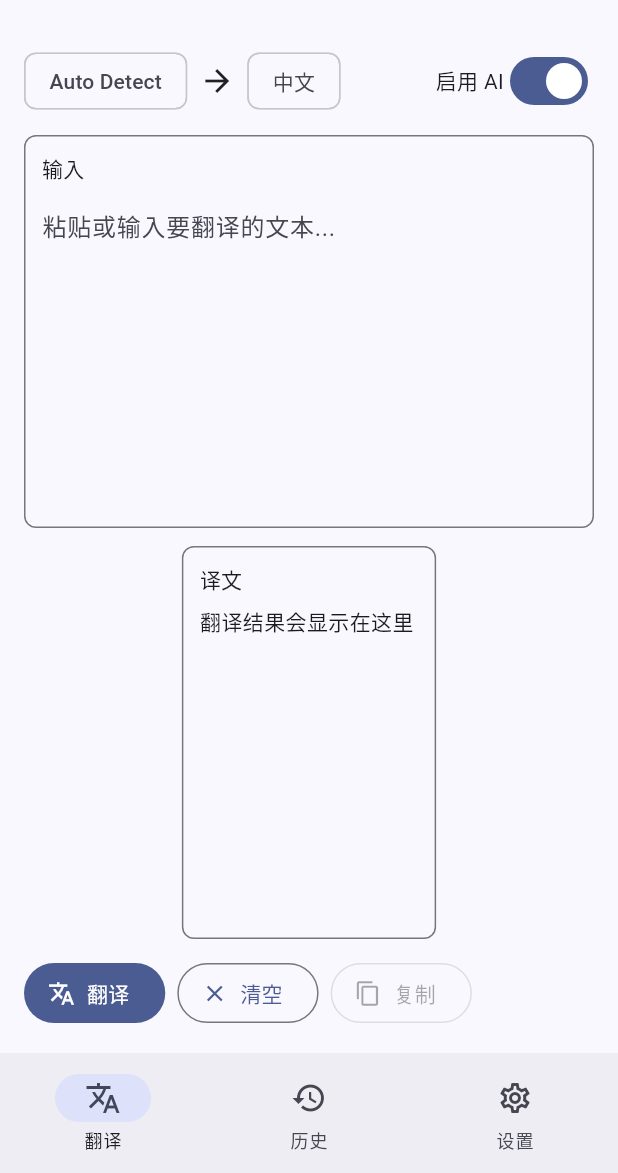
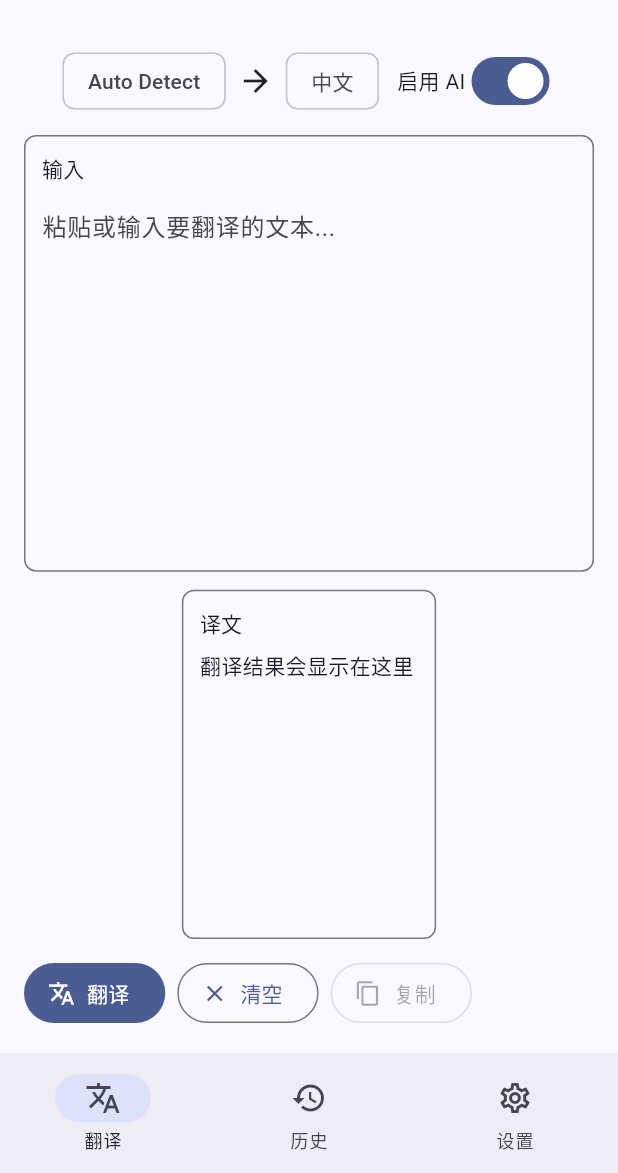
Before and after one commit to Ninwonk/ClearTranslate, a Flutter app: the screen it shows after launch, on a phone screen of 412 x 824 dp, the part 63-1236 px from its top. Run offline on Flutter 3.47's test engine with Material 3 defaults, Android fonts, the phone set to English and light mode, and no system bars; our stand-ins replace dio, flutter_markdown_plus, flutter_riverpod, flutter_secure_storage; missing offline and left inert: hotkey_manager, sqlite3, tray_manager, window_manager.

Commit message:
feat(phase5): add mobile responsive layout

```diff
--- a/lib/presentation/home/home_page.dart
+++ b/lib/presentation/home/home_page.dart
@@ -112,7 +112,8 @@ class _HomePageState extends ConsumerState<HomePage> {
                 ),
               ],
             ),
-            body: Padding(
+            body: SafeArea(
+              child: Padding(
                 padding: const EdgeInsets.all(16),
                 child: Column(
                   children: [
@@ -161,9 +162,9 @@ class _HomePageState extends ConsumerState<HomePage> {
 
                           return Column(
                             children: [
-                            Expanded(child: inputPanel),
+                              Expanded(flex: 5, child: inputPanel),
                               const SizedBox(height: 12),
-                            Expanded(child: outputPanel),
+                              Expanded(flex: 4, child: outputPanel),
                             ],
                           );
                         },
@@ -198,6 +199,7 @@ class _HomePageState extends ConsumerState<HomePage> {
                       ),
                     ],
                   ],
+                ),
               ),
             ),
           ),
@@ -321,7 +323,11 @@ class _LanguageBar extends StatelessWidget {
 
   @override
   Widget build(BuildContext context) {
-    return Row(
+    return LayoutBuilder(
+      builder: (context, constraints) {
+        final isCompact = constraints.maxWidth < 560;
+        final languageControls = Row(
+          mainAxisSize: MainAxisSize.min,
           children: [
             Chip(label: Text(sourceLabel)),
             const Padding(
@@ -329,18 +335,34 @@ class _LanguageBar extends StatelessWidget {
               child: Icon(Icons.arrow_forward),
             ),
             Chip(label: Text(targetLabel)),
-        const Spacer(),
-        Row(
+          ],
+        );
+        final aiSwitch = Row(
           mainAxisSize: MainAxisSize.min,
           children: [
             const Text('启用 AI'),
-            Switch(
-              value: aiEnabled,
-              onChanged: onAiChanged,
-            ),
+            Switch(value: aiEnabled, onChanged: onAiChanged),
           ],
-        ),
+        );
+
+        if (!isCompact) {
+          return Row(
+            children: [
+              languageControls,
+              const Spacer(),
+              aiSwitch,
             ],
+          );
+        }
+
+        return Wrap(
+          spacing: 12,
+          runSpacing: 8,
+          crossAxisAlignment: WrapCrossAlignment.center,
+          alignment: WrapAlignment.spaceBetween,
+          children: [languageControls, aiSwitch],
+        );
+      },
     );
   }
 }
@@ -407,49 +429,68 @@ class _ActionBar extends StatelessWidget {
 
   @override
   Widget build(BuildContext context) {
-    return Row(
-      children: [
+    final primaryActions = [
       FilledButton.icon(
         onPressed: isLoading ? null : onTranslate,
         icon: const Icon(Icons.translate),
         label: Text(actionLabel),
       ),
-        const SizedBox(width: 8),
       OutlinedButton.icon(
         onPressed: onClear,
         icon: const Icon(Icons.clear),
         label: const Text('清空'),
       ),
-        const SizedBox(width: 8),
       OutlinedButton.icon(
         onPressed: hasOutput ? onCopy : null,
         icon: const Icon(Icons.content_copy),
         label: const Text('复制'),
       ),
-        if (canUseAIExplanation) ...[
-          const SizedBox(width: 8),
+      if (canUseAIExplanation)
         OutlinedButton.icon(
           onPressed: isLoading ? null : onExplain,
           icon: const Icon(Icons.auto_awesome),
           label: Text(aiAssistLabel),
         ),
-        ],
-        if (canRetryFailedChunks) ...[
-          const SizedBox(width: 8),
+      if (canRetryFailedChunks)
         OutlinedButton.icon(
           onPressed: isLoading ? null : onRetryFailedChunks,
           icon: const Icon(Icons.refresh),
           label: const Text('重试失败分段'),
         ),
-        ],
-        const Spacer(),
       if (isLoading)
         TextButton.icon(
           onPressed: onCancel,
           icon: const Icon(Icons.stop),
           label: const Text('取消'),
         ),
-      ],
+    ];
+
+    return LayoutBuilder(
+      builder: (context, constraints) {
+        if (constraints.maxWidth < 640) {
+          return Align(
+            alignment: Alignment.centerLeft,
+            child: Wrap(
+              spacing: 8,
+              runSpacing: 8,
+              children: primaryActions,
+            ),
+          );
+        }
+
+        return Row(
+          children: [
+            ...primaryActions.take(primaryActions.length - (isLoading ? 1 : 0)),
+            const Spacer(),
+            if (isLoading) primaryActions.last,
+          ].expand((child) sync* {
+            yield child;
+            if (child != primaryActions.last && child is! Spacer) {
+              yield const SizedBox(width: 8);
+            }
+          }).toList(),
+        );
+      },
     );
   }
 }
```
Also changed, not shown: lib/presentation/history/history_page.dart (+46 -0 lines), lib/presentation/settings/settings_page.dart (+20 -7 lines), 1 other file. Lines whose indentation alone changed are shown as unchanged.
